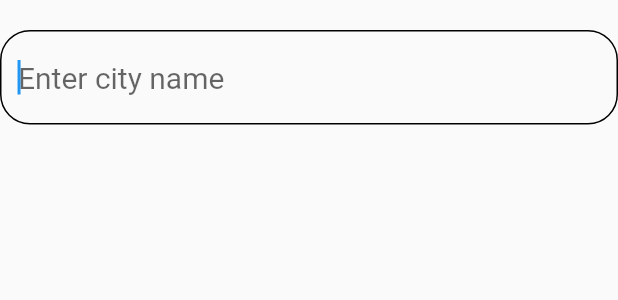
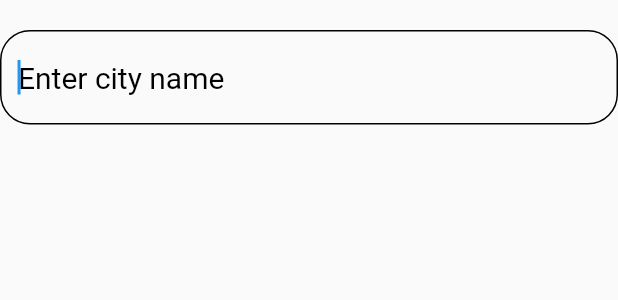
Before and after one commit to wasd0109/weather_bloc, a Flutter app: the SearchScreen widget shown alone on an empty page, opened directly, on a phone screen of 412 x 824 dp. Shown: the top 300 px of the screen. Run offline on Flutter 3.47's test engine with Material 2 defaults, Android fonts, the phone set to English and light mode, and no system bars; our stand-ins replace basic_utils, bloc, community_material_icon, equatable, flutter_bloc, flutter_dotenv and 4 more.

Commit message:
Themeing completed

```diff
--- a/lib/presentation/screens/search_screen.dart
+++ b/lib/presentation/screens/search_screen.dart
@@ -25,8 +25,7 @@ class _SearchScreenState extends State<SearchScreen> {
 
   @override
   Widget build(BuildContext context) {
-    return Scaffold(
-      body: SafeArea(
+    return SafeArea(
       child: Column(
         children: [
           SizedBox(
@@ -36,15 +35,10 @@ class _SearchScreenState extends State<SearchScreen> {
             controller: _controller,
             autofocus: true,
             autocorrect: true,
-              decoration: InputDecoration(
-                hintText: "Enter city name",
-                focusedBorder: OutlineInputBorder(
-                  borderRadius: BorderRadius.circular(20),
-                ),
-              ),
+            decoration: InputDecoration(hintText: "Enter city name")
+                .applyDefaults(Theme.of(context).inputDecorationTheme),
           ),
         ],
-        ),
       ),
     );
   }
```
Also changed, not shown: lib/main.dart (+1 -27 lines), lib/presentation/screens/home_screen.dart (+9 -7 lines), lib/utils/custom_theme.dart (+28 -6 lines). Lines whose indentation alone changed are shown as unchanged.
